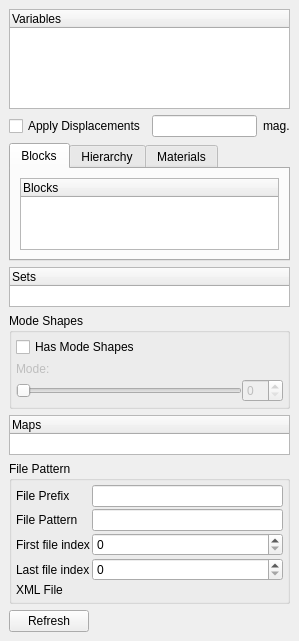
First picture: the form in Qt/Components/Resources/UI/pqExodusIIPanel.ui, repository wildmichael/ParaView3-enhancements-old, before the edit.
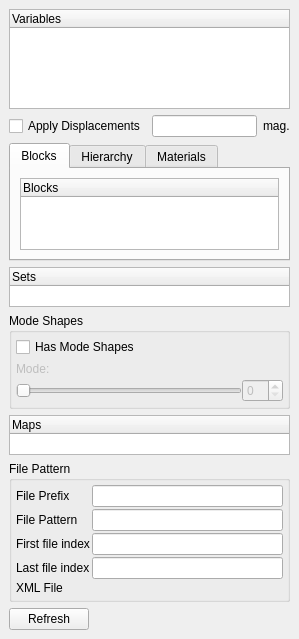
Second picture: the form after the edit. Custom widgets are drawn as their Qt base class.

Commit message: BUG: Fix problem where you were not able to load an Exodus file indexed more than 99.

The edit to the form file:
```diff
--- a/Qt/Components/Resources/UI/pqExodusIIPanel.ui
+++ b/Qt/Components/Resources/UI/pqExodusIIPanel.ui
@@ -344,30 +344,6 @@
         </property>
        </widget>
       </item>
-      <item row="3" column="1" >
-       <widget class="QSpinBox" name="FileRange_1" >
-        <property name="sizePolicy" >
-         <sizepolicy>
-          <hsizetype>7</hsizetype>
-          <vsizetype>0</vsizetype>
-          <horstretch>0</horstretch>
-          <verstretch>0</verstretch>
-         </sizepolicy>
-        </property>
-       </widget>
-      </item>
-      <item row="2" column="1" >
-       <widget class="QSpinBox" name="FileRange_0" >
-        <property name="sizePolicy" >
-         <sizepolicy>
-          <hsizetype>7</hsizetype>
-          <vsizetype>0</vsizetype>
-          <horstretch>0</horstretch>
-          <verstretch>0</verstretch>
-         </sizepolicy>
-        </property>
-       </widget>
-      </item>
       <item row="2" column="0" >
        <widget class="QLabel" name="label_3" >
         <property name="sizePolicy" >
@@ -464,6 +440,12 @@
         </property>
        </widget>
       </item>
+      <item row="2" column="1" >
+       <widget class="QLineEdit" name="FileRange_0" />
+      </item>
+      <item row="3" column="1" >
+       <widget class="QLineEdit" name="FileRange_1" />
+      </item>
      </layout>
     </widget>
    </item>
@@ -485,12 +467,6 @@
   </layout>
  </widget>
  <customwidgets>
-  <customwidget>
-   <class>pqCollapsedGroup</class>
-   <extends>QGroupBox</extends>
-   <header>pqCollapsedGroup.h</header>
-   <container>1</container>
-  </customwidget>
   <customwidget>
    <class>pqFileChooserWidget</class>
    <extends>QWidget</extends>
@@ -501,6 +477,12 @@
    <extends>QTreeWidget</extends>
    <header>pqTreeWidget.h</header>
   </customwidget>
+  <customwidget>
+   <class>pqCollapsedGroup</class>
+   <extends>QGroupBox</extends>
+   <header>pqCollapsedGroup.h</header>
+   <container>1</container>
+  </customwidget>
  </customwidgets>
  <resources/>
  <connections/>
```
